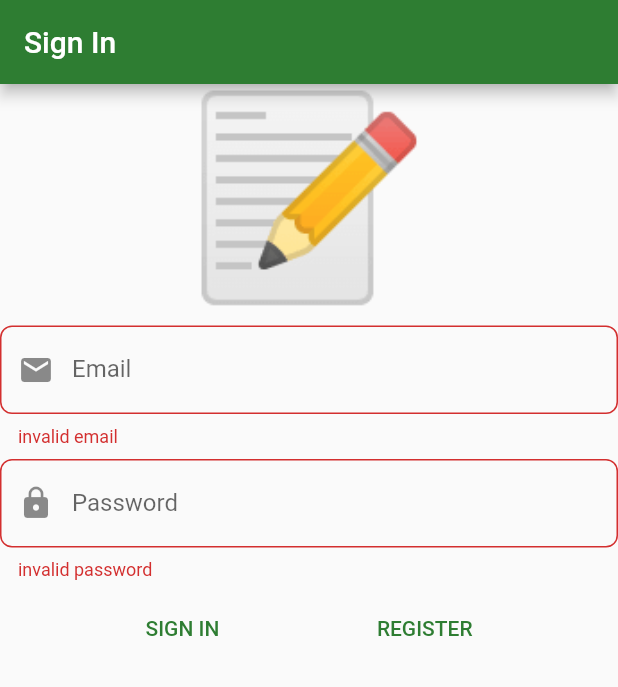
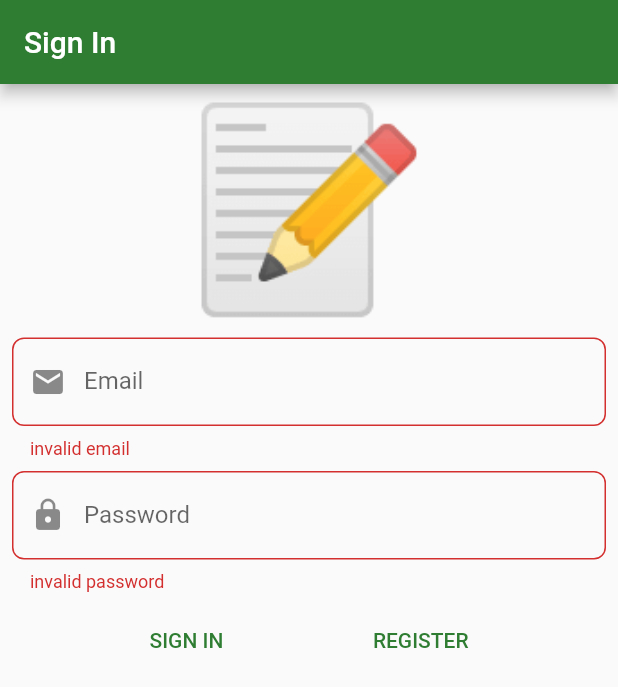
Before and after one commit to omar313/noteKeeper, a Flutter app: the screen it shows after launch, after a tap on "SIGN IN", after a tap on "REGISTER", on a phone screen of 412 x 824 dp. Shown: the top 687 px of the screen. Run offline on Flutter 3.47's test engine with Material 2 defaults, Android fonts, the phone set to English and light mode, and no system bars; our stand-ins replace auto_route, bloc, dartz, firebase_auth, firebase_core, flutter_bloc and 3 more; missing offline and left inert: flutter_inappwebview; accounts and stored records are empty.

Commit message:
video 10

```diff
--- a/lib/application/auth/sign_in_form/sign_in_form_bloc.dart
+++ b/lib/application/auth/sign_in_form/sign_in_form_bloc.dart
@@ -21,19 +21,19 @@ class SignInFormBloc extends Bloc<SignInFormEvent, SignInFormState> {
   final IAuthFacade _authFacade;
 
   SignInFormBloc(this._authFacade) : super(SignInFormState.initial()) {
-    on<SignInFormEvent>((event, emit) {
-      event.map(emailChanged: (e) async {
+    on<SignInFormEvent>((event, emit) async {
+     await event.map(emailChanged: (e) async {
         emit(state.copyWith(
             emailAddress: EmailAddress(e.emailStr),
             authFailureOrSuccess: null));
       }, passwordChanged: (e) async {
         emit(state.copyWith(
             password: Password(e.passStr), authFailureOrSuccess: null));
-      }, registerWithEmailAndPasswordPressed: (e) async {
-        _performActionOnAuthFacadeWithEmailAndPassword(
+      }, registerWithEmailAndPasswordPressed: (e)  async{
+        await _performActionOnAuthFacadeWithEmailAndPassword(
             emit, _authFacade.registerWithEmailAndPassword);
       }, signInWithEmailAndPasswordPressed: (e) async {
-        _performActionOnAuthFacadeWithEmailAndPassword(
+      await _performActionOnAuthFacadeWithEmailAndPassword(
             emit, _authFacade.signWithEmailAndPassword);
       }, signInWithGooglePressed: (e) async {
         emit(state.copyWith(authFailureOrSuccess: null, isSubmitting: true));
@@ -43,7 +43,7 @@ class SignInFormBloc extends Bloc<SignInFormEvent, SignInFormState> {
     });
   }
 
-  void _performActionOnAuthFacadeWithEmailAndPassword(
+  Future<void> _performActionOnAuthFacadeWithEmailAndPassword(
       Emitter<SignInFormState> emit,
       Future<Either<AuthFailure, Unit>> Function(
               {required EmailAddress emailAddress, required Password password})
@@ -52,10 +52,11 @@ class SignInFormBloc extends Bloc<SignInFormEvent, SignInFormState> {
     final isValidEmail = state.emailAddress.isValid;
     final isValidPassword = state.password.isValid;
 
-    if (isValidEmail && isValidPassword) {
+    if (isValidEmail && isValidPassword){
       emit(state.copyWith(isSubmitting: true, authFailureOrSuccess: null));
       result = await forwardCall(
           emailAddress: state.emailAddress, password: state.password);
+
     }
 
     emit(state.copyWith(
@@ -63,4 +64,6 @@ class SignInFormBloc extends Bloc<SignInFormEvent, SignInFormState> {
         authFailureOrSuccess: result,
         showErrorMessages: true));
   }
+
+
 }
--- a/lib/infrastructure/auth/firebase_auth_facade.dart
+++ b/lib/infrastructure/auth/firebase_auth_facade.dart
@@ -54,8 +54,8 @@ class FirebaseAuthFacade implements IAuthFacade {
       );
       return right(unit);
     } on FirebaseAuthException catch (e) {
-      if (e.code == 'ERROR_WRONG_PASSWORD' ||
-          e.code == 'ERROR_USER_NOT_FOUND') {
+      if (e.code == 'wrong-password' ||
+          e.code == 'user-not-found') {
         return left(const AuthFailure.invalidEmailAndPasswordCombination());
       } else {
         return left(const AuthFailure.serverError());
--- a/lib/presentation/sign_in/widgets/sign_in_form.dart
+++ b/lib/presentation/sign_in/widgets/sign_in_form.dart
@@ -26,6 +26,7 @@ class SignInForm extends StatelessWidget {
               ? AutovalidateMode.always
               : AutovalidateMode.disabled,
           child: ListView(
+            padding: const EdgeInsets.all(8),
             children: [
               const Text(
                 '📝',
--- /dev/null
+++ b/lib/presentation/splash/splash_page.dart
@@ -0,0 +1,31 @@
+import 'package:auto_route/auto_route.dart';
+import 'package:classpay_new/presentation/routes/router.gr.dart';
+import 'package:flutter/material.dart';
+import 'package:flutter_bloc/flutter_bloc.dart';
+
+import '../../application/auth/auth_bloc.dart';
+
+class SplashPage extends StatelessWidget {
+  const SplashPage({Key? key}) : super(key: key);
+
+  @override
+  Widget build(BuildContext context) {
+    return BlocListener<AuthBloc, AuthState>(
+      listener: (context, state) {
+        state.map(
+            initial: (_) {},
+            authenticated: (_) {
+              print('authenticated');
+            },
+            unAuthenticated: (_) {
+              context.router.replace(const SignInRoute());
+            });
+      },
+      child: const Scaffold(
+        body: Center(
+          child: CircularProgressIndicator(),
+        ),
+      ),
+    );
+  }
+}
```
Also changed, not shown: lib/presentation/routes/router.dart (+6 -4 lines), lib/presentation/routes/router.gr.dart.
